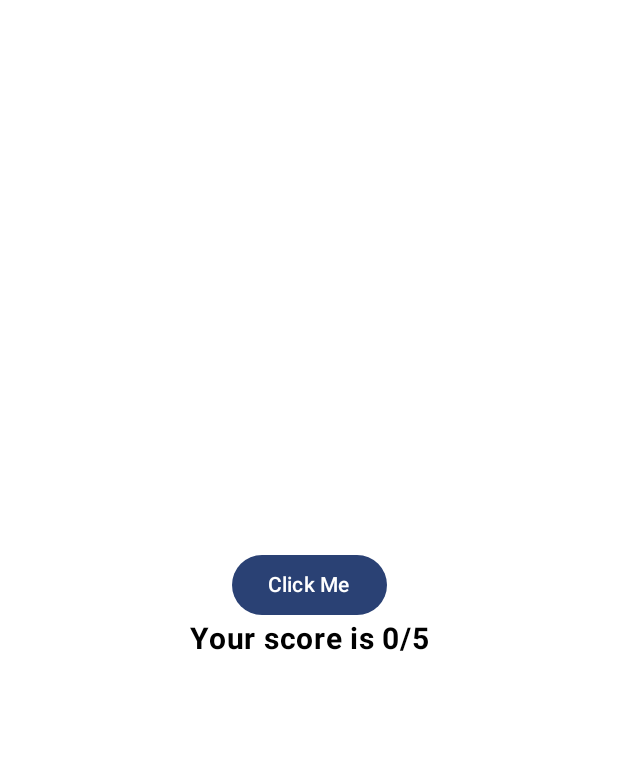
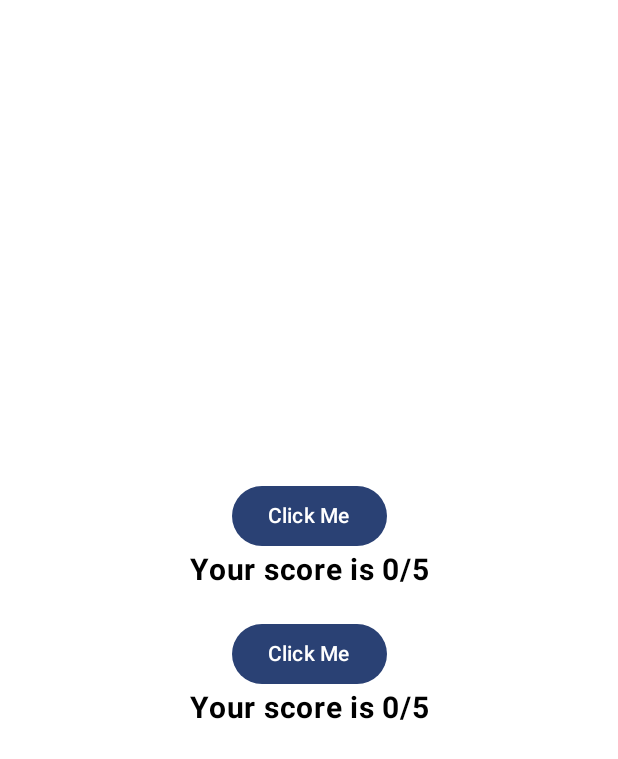
Before and after one commit to pr-Dutta/QuizApp, an Android app built with Jetpack Compose: the @Preview function Practice1Preview, on a phone screen of 412 x 824 dp. Shown: the top 759 px of the screen. Run offline under Robolectric (Android 15) with nearby library versions, the phone set to English and light mode, and no system bars.

Commit message:
new commit

```diff
--- a/app/src/main/java/com/example/quizapp/Practice1.kt
+++ b/app/src/main/java/com/example/quizapp/Practice1.kt
@@ -35,7 +35,9 @@ fun MyComposable() {
         var countState by remember { mutableStateOf(0) }
 
 
+        /* This both composable takes a copy of countState with it - (12-02-2024) */
         ButtonAndResult(mutableStateOf(countState))
+        Experimental(mutableStateOf(countState))
     }
 }
 
@@ -68,6 +70,34 @@ fun ButtonAndResult(
     }
 }
 
+@Composable
+fun Experimental(
+    score: MutableState<Int>
+) {
+    Column(
+        modifier = Modifier
+            .fillMaxWidth(),
+        verticalArrangement = Arrangement.Center,
+        horizontalAlignment = Alignment.CenterHorizontally
+    ) {
+
+        androidx.compose.material3
+            .Button(onClick = {
+                score.value++
+            }) {
+                Text("Click Me")
+            }
+
+        Text("Your score is ${score.value}/5",
+            fontSize = 20.sp,
+            modifier = Modifier
+                .padding(bottom = 20.dp),
+            textAlign = TextAlign.Center,
+            fontWeight = FontWeight.Bold
+        )
+    }
+}
+
 @Preview(showBackground = true)
 @Composable
 fun Practice1Preview() {
```
Also changed, not shown: app/src/main/java/com/example/quizapp/MainActivity.kt (+13 -10 lines).
